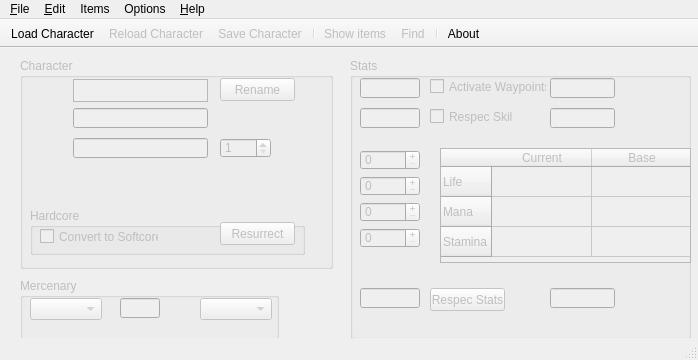
Above: medianxlofflinetools.ui from kambala-decapitator/MedianXLOfflineTools before the change. Below: the same form after it.
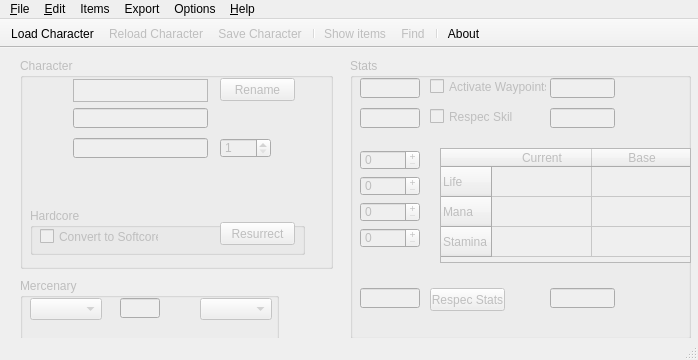
That is the form after the change. Icons and pictures are not drawn.

The edit to the form file:
```diff
--- a/medianxlofflinetools.ui
+++ b/medianxlofflinetools.ui
@@ -672,9 +672,17 @@
     <addaction name="separator"/>
     <addaction name="actionGiveCube"/>
    </widget>
+   <widget class="QMenu" name="menuExport">
+    <property name="title">
+     <string>Export</string>
+    </property>
+    <addaction name="actionSkillPlan"/>
+    <addaction name="actionExportCharacterInfo"/>
+   </widget>
    <addaction name="menuFile"/>
    <addaction name="menuEdit"/>
    <addaction name="menuItems"/>
+   <addaction name="menuExport"/>
    <addaction name="menuOptions"/>
    <addaction name="menuHelp"/>
   </widget>
```
Left out of the diff: 20 changed lines with no effect on the pictures.
